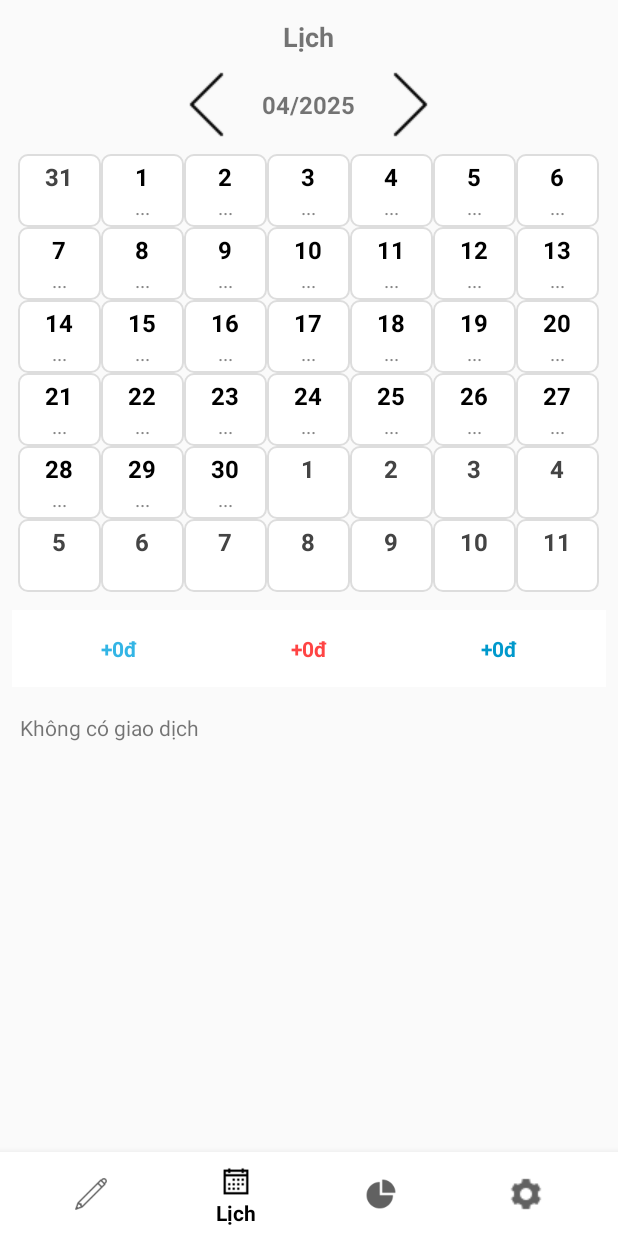
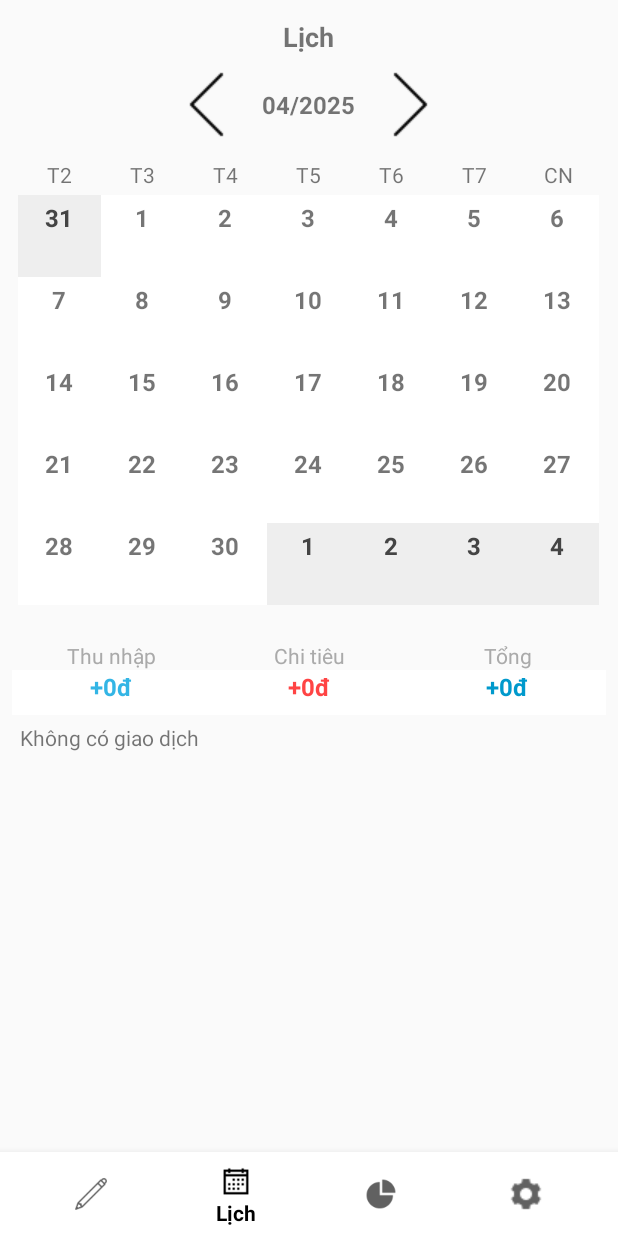
Before and after one commit to hmdttt/QLCT_64CNTT1_HT, an Android app built with Jetpack Compose: the fragment CalendarFragment placed in its activity, item 2 of the bottom bar chosen, on a phone screen of 412 x 824 dp. Run offline under Robolectric (Android 15) with nearby library versions, the phone set to English and light mode, and no system bars; our stand-ins replace Firebase (no records; nobody signed in at launch, a user with empty details on screens opened directly).

Commit message:
Chinh sua them

```diff
--- a/app/src/main/java/com/example/expensemanager/CalendarFragment.kt
+++ b/app/src/main/java/com/example/expensemanager/CalendarFragment.kt
@@ -8,6 +8,7 @@ import android.widget.*
 import androidx.fragment.app.Fragment
 import com.example.expensemanager.databinding.FragmentCalendarBinding
 import com.example.expensemanager.models.Transaction
+import com.google.common.io.Resources
 import com.google.firebase.auth.FirebaseAuth
 import com.google.firebase.firestore.FirebaseFirestore
 import java.text.DecimalFormat
@@ -22,6 +23,9 @@ class CalendarFragment : Fragment() {
     private lateinit var auth: FirebaseAuth
     private lateinit var db: FirebaseFirestore
     private val calendar = Calendar.getInstance()
+    private var selectedDate: Calendar? = null
+
+
 
     override fun onCreateView(
         inflater: LayoutInflater, container: ViewGroup?,
@@ -148,51 +152,98 @@ class CalendarFragment : Fragment() {
         binding.tvExpense.text = formatMoney(-expense)
         binding.tvBalance.text = formatMoney(income - expense)
 
-        for (i in 0 until 6) {
+        for (i in 0 until 5) {
             val row = TableRow(requireContext())
             for (j in 0 until 7) {
                 val cellView = layoutInflater.inflate(R.layout.item_calendar_day, row, false)
+                val screenWidth = resources.displayMetrics.widthPixels
+                val density = resources.displayMetrics.density
+                val padding = (8 * density).toInt()
+                val cellSize = ((screenWidth - padding * 2) / 7.2).toInt()
+
+
+                val cellParams = TableRow.LayoutParams(cellSize.toInt(), cellSize.toInt())
+                cellView.layoutParams = cellParams
                 val tvDay = cellView.findViewById<TextView>(R.id.tvDay)
-                val tvAmount = cellView.findViewById<TextView>(R.id.tvAmount)
+                val tvIncome = cellView.findViewById<TextView>(R.id.tvIncome)
+                val tvExpense = cellView.findViewById<TextView>(R.id.tvExpense)
+
+
+
+
 
                 when {
                     i == 0 && j < firstDayOfWeek -> {
                         val day = lastDayPrevMonth - (firstDayOfWeek - j - 1)
                         tvDay.text = day.toString()
+                        tvIncome.text = ""
+                        tvExpense.text = ""
                         tvDay.setTextColor(Color.DKGRAY)
-                        tvAmount.text = ""
+                        cellView.setBackgroundColor(Color.parseColor("#EEEEEE"))
                     }
+
                     dayCounter > daysInMonth -> {
                         tvDay.text = nextMonthDay.toString()
+                        tvIncome.text = ""
+                        tvExpense.text = ""
                         tvDay.setTextColor(Color.DKGRAY)
-                        tvAmount.text = ""
+                        cellView.setBackgroundColor(Color.parseColor("#EEEEEE"))
                         nextMonthDay++
                     }
+
                     else -> {
+                        tvDay.text = dayCounter.toString()
                         val list = transactionsByDate[dayCounter]
-                        tvDay.text = dayCounter.toString()
 
-                        if (!list.isNullOrEmpty()) {
-                            val total = list.sumOf {
-                                if (it.transaction.type == "income") it.transaction.amount else -it.transaction.amount
+                        val incomeTotal = list?.filter { it.transaction.type == "income" }?.sumOf { it.transaction.amount } ?: 0
+                        val expenseTotal = list?.filter { it.transaction.type == "expense" }?.sumOf { it.transaction.amount } ?: 0
+
+                        tvIncome.text = if (incomeTotal > 0) "${formatMoney(incomeTotal)}" else ""
+                        tvIncome.setTextColor(Color.BLUE)
+                        tvIncome.visibility = View.VISIBLE
+
+                        tvExpense.text = if (expenseTotal > 0) "-${formatMoney(expenseTotal)}" else ""
+                        tvExpense.setTextColor(Color.RED)
+                        tvExpense.visibility = View.VISIBLE
+
+                        val isCurrentMonthCell = !(i == 0 && j < firstDayOfWeek || dayCounter > daysInMonth)
+
+                        if (isCurrentMonthCell) {
+                            val currentDate = Calendar.getInstance().apply {
+                                set(Calendar.YEAR, year)
+                                set(Calendar.MONTH, month)
+                                set(Calendar.DAY_OF_MONTH, dayCounter)
+                                set(Calendar.HOUR_OF_DAY, 0)
+                                set(Calendar.MINUTE, 0)
+                                set(Calendar.SECOND, 0)
+                                set(Calendar.MILLISECOND, 0)
                             }
-                            tvAmount.text = formatMoney(total)
-                            tvAmount.setTextColor(if (total >= 0) Color.BLUE else Color.RED)
 
-                            // Gán sự kiện click để hiển thị chi tiết ngày đó
-                            cellView.setOnClickListener {
-                                showTransactionsForDay(list)
+                            val isSelected = selectedDate?.let {
+                                it.get(Calendar.YEAR) == currentDate.get(Calendar.YEAR) &&
+                                        it.get(Calendar.MONTH) == currentDate.get(Calendar.MONTH) &&
+                                        it.get(Calendar.DAY_OF_MONTH) == currentDate.get(Calendar.DAY_OF_MONTH)
+                            } ?: false
+
+                            if (isSelected) {
+                                cellView.setBackgroundColor(Color.parseColor("#FFF9C4")) // vàng nhạt
+                            } else {
+                                cellView.setBackgroundColor(Color.WHITE)
                             }
-                        } else {
-                            tvAmount.text = "..."
-                            tvAmount.setTextColor(Color.GRAY)
 
                             cellView.setOnClickListener {
-                                showTransactionsForDay(emptyList())
+                                selectedDate = currentDate
+                                drawCalendar(year, month, transactionsByDate)
+                                showTransactionsForDay(list ?: emptyList())
                             }
                         }
+
+
+
                         dayCounter++
                     }
+
+
                 }
                 row.addView(cellView)
             }
--- a/app/src/main/res/drawable/bg_calendar_cell.xml
+++ b/app/src/main/res/drawable/bg_calendar_cell.xml
@@ -1,5 +1,9 @@
-<shape xmlns:android="http://schemas.android.com/apk/res/android">
-    <solid android:color="#FFFFFF"/>
-    <stroke android:width="1dp" android:color="#DDDDDD"/>
-    <corners android:radius="6dp"/>
+<!-- res/drawable/calendar_day_border.xml -->
+<shape xmlns:android="http://schemas.android.com/apk/res/android"
+    android:shape="rectangle">
+    <solid android:color="@android:color/white" />
+    <stroke
+        android:width="1dp"
+        android:color="#DDDDDD" />
+    <corners android:radius="4dp" />
 </shape>
--- a/app/src/main/res/layout/fragment_calendar.xml
+++ b/app/src/main/res/layout/fragment_calendar.xml
@@ -1,14 +1,9 @@
-<?xml version="1.0" encoding="utf-8"?>
+
 <androidx.core.widget.NestedScrollView
-    xmlns:androidx="http://schemas.android.com/apk/res-auto"
-
     xmlns:android="http://schemas.android.com/apk/res/android"
-    xmlns:app="http://schemas.android.com/apk/res-auto"
-    xmlns:tools="http://schemas.android.com/tools"
     android:layout_width="match_parent"
     android:layout_height="match_parent"
-    android:fillViewport="true"
-    tools:context=".CalendarFragment">
+    android:fillViewport="true">
 
     <LinearLayout
         android:layout_width="match_parent"
@@ -46,7 +41,7 @@
                 android:id="@+id/tvMonthYear"
                 android:layout_width="wrap_content"
                 android:layout_height="wrap_content"
-                android:text="04/2025 (01/04–30/04)"
+                android:text="04/2025"
                 android:textStyle="bold"
                 android:textSize="16sp"
                 android:paddingHorizontal="12dp" />
@@ -59,25 +54,85 @@
                 android:background="@android:color/transparent" />
         </LinearLayout>
 
+        <!-- Header thứ trong tuần -->
+        <LinearLayout
+            android:layout_width="match_parent"
+            android:layout_height="wrap_content"
+            android:orientation="horizontal"
+            android:weightSum="7"
+            android:padding="4dp">
+
+            <!-- T2 đến CN -->
+            <TextView android:layout_width="0dp" android:layout_height="wrap_content" android:layout_weight="1" android:gravity="center" android:text="T2" />
+            <TextView android:layout_width="0dp" android:layout_height="wrap_content" android:layout_weight="1" android:gravity="center" android:text="T3" />
+            <TextView android:layout_width="0dp" android:layout_height="wrap_content" android:layout_weight="1" android:gravity="center" android:text="T4" />
+            <TextView android:layout_width="0dp" android:layout_height="wrap_content" android:layout_weight="1" android:gravity="center" android:text="T5" />
+            <TextView android:layout_width="0dp" android:layout_height="wrap_content" android:layout_weight="1" android:gravity="center" android:text="T6" />
+            <TextView android:layout_width="0dp" android:layout_height="wrap_content" android:layout_weight="1" android:gravity="center" android:text="T7" />
+            <TextView android:layout_width="0dp" android:layout_height="wrap_content" android:layout_weight="1" android:gravity="center" android:text="CN" />
+        </LinearLayout>
+
         <!-- Bảng lịch -->
         <TableLayout
             android:id="@+id/calendarTable"
             android:layout_width="match_parent"
             android:layout_height="wrap_content"
             android:stretchColumns="*"
-            android:paddingHorizontal="4dp" />
+            android:maxHeight="380dp"
+            android:paddingHorizontal="4dp"
+            android:layout_marginBottom="8dp" />
+
+
+
 
         <!-- Tổng thu chi -->
+        <!-- Tiêu đề: Thu nhập | Chi tiêu | Tổng -->
+        <LinearLayout
+            android:layout_width="match_parent"
+            android:layout_height="wrap_content"
+            android:orientation="horizontal"
+            android:gravity="center"
+            android:paddingTop="8dp"
+            android:weightSum="3"
+            android:layout_marginTop="8dp">
+
+            <TextView
+                android:layout_width="0dp"
+                android:layout_height="wrap_content"
+                android:layout_weight="1"
+                android:text="Thu nhập"
+                android:textSize="14sp"
+                android:textColor="@android:color/darker_gray"
+                android:gravity="center"/>
+
+            <TextView
+                android:layout_width="0dp"
+                android:layout_height="wrap_content"
+                android:layout_weight="1"
+                android:text="Chi tiêu"
+                android:textSize="14sp"
+                android:textColor="@android:color/darker_gray"
+                android:gravity="center"/>
+
+            <TextView
+                android:layout_width="0dp"
+                android:layout_height="wrap_content"
+                android:layout_weight="1"
+                android:text="Tổng"
+                android:textSize="14sp"
+                android:textColor="@android:color/darker_gray"
+                android:gravity="center"/>
+        </LinearLayout>
+
+        <!-- Giá trị tiền tệ -->
         <LinearLayout
             android:id="@+id/layoutSummary"
             android:layout_width="match_parent"
             android:layout_height="wrap_content"
             android:orientation="horizontal"
             android:gravity="center"
-            android:padding="8dp"
+            android:paddingBottom="8dp"
             android:background="@android:color/white"
-            android:layout_marginTop="12dp"
-            android:layout_marginBottom="12dp"
             android:weightSum="3">
 
             <TextView
@@ -85,37 +140,38 @@
                 android:layout_width="0dp"
                 android:layout_height="wrap_content"
                 android:layout_weight="1"
-                android:text="Thu nhập\n0đ"
+                android:text="0đ"
                 android:textColor="@android:color/holo_blue_light"
                 android:textAlignment="center"
                 android:textStyle="bold"
-                android:padding="8dp"
-                android:textSize="14sp" />
+                android:textSize="16sp"
+                android:gravity="center"/>
 
             <TextView
                 android:id="@+id/tvExpense"
                 android:layout_width="0dp"
                 android:layout_height="wrap_content"
                 android:layout_weight="1"
-                android:text="Chi tiêu\n0đ"
+                android:text="0đ"
                 android:textColor="@android:color/holo_red_light"
                 android:textAlignment="center"
                 android:textStyle="bold"
-                android:padding="8dp"
-                android:textSize="14sp" />
+                android:textSize="16sp"
+                android:gravity="center"/>
 
             <TextView
                 android:id="@+id/tvBalance"
                 android:layout_width="0dp"
                 android:layout_height="wrap_content"
                 android:layout_weight="1"
-                android:text="Tổng\n+0đ"
+                android:text="0đ"
                 android:textColor="@android:color/holo_blue_dark"
                 android:textAlignment="center"
                 android:textStyle="bold"
-                android:padding="8dp"
-                android:textSize="14sp" />
+                android:textSize="16sp"
+                android:gravity="center"/>
         </LinearLayout>
+
 
         <!-- Danh sách giao dịch -->
         <LinearLayout
--- a/app/src/main/res/layout/item_calendar_day.xml
+++ b/app/src/main/res/layout/item_calendar_day.xml
@@ -1,25 +1,39 @@
-<LinearLayout
-    xmlns:android="http://schemas.android.com/apk/res/android"
+<LinearLayout xmlns:android="http://schemas.android.com/apk/res/android"
     android:layout_width="match_parent"
     android:layout_height="match_parent"
     android:orientation="vertical"
     android:gravity="center"
+    android:padding="4dp"
     android:background="@drawable/bg_calendar_cell"
-    android:padding="4dp">
+    android:minHeight="80dp">
 
     <TextView
         android:id="@+id/tvDay"
         android:layout_width="wrap_content"
         android:layout_height="wrap_content"
+        android:text="1"
         android:textSize="16sp"
-        android:textStyle="bold"
-        android:textColor="@android:color/black" />
+        android:textStyle="bold" />
 
     <TextView
-        android:id="@+id/tvAmount"
-        android:layout_width="wrap_content"
+        android:id="@+id/tvIncome"
+        android:layout_width="match_parent"
         android:layout_height="wrap_content"
-        android:textSize="13sp"
-        android:textColor="@android:color/darker_gray"
-        android:gravity="center" />
+        android:maxLines="1"
+        android:ellipsize="end"
+        android:textSize="10sp"
+        android:gravity="center"
+        android:textColor="@android:color/holo_blue_light" />
+
+
+    <TextView
+        android:id="@+id/tvExpense"
+        android:layout_width="match_parent"
+        android:layout_height="wrap_content"
+        android:maxLines="1"
+        android:ellipsize="end"
+        android:textSize="10sp"
+        android:gravity="center"
+        android:textColor="@android:color/holo_red_light" />
+
 </LinearLayout>
--- a/app/src/main/res/values/strings.xml
+++ b/app/src/main/res/values/strings.xml
@@ -8,5 +8,6 @@
     <string name="total_income">Thu nhập</string>
     <string name="total_expense">Chi tiêu</string>
     <string name="total_balance">Tổng</string>
+    <string name="_04_2025_01_04_30_04">04/2025 (01/04–30/04)</string>
 
 </resources>
```
Also changed, not shown: 1 other file.
